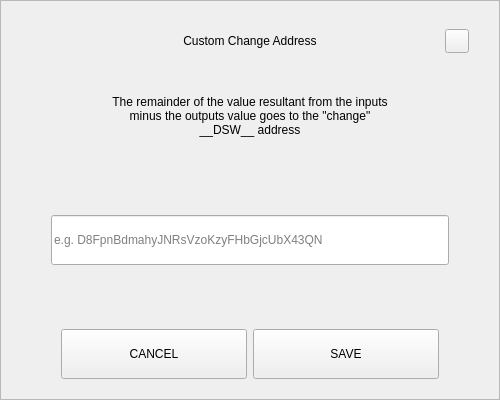
The window that src/qt/pivx/forms/sendchangeaddressdialog.ui (decenomy/DSW) describes before a commit, drawn with Qt 5.
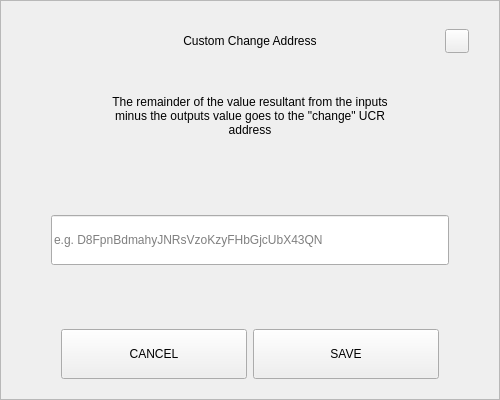
The same window after the commit.

What changed in the file:
```diff
--- a/src/qt/pivx/forms/sendchangeaddressdialog.ui
+++ b/src/qt/pivx/forms/sendchangeaddressdialog.ui
@@ -164,7 +164,7 @@
          </size>
         </property>
         <property name="text">
-         <string>The remainder of the value resultant from the inputs minus the outputs value goes to the &quot;change&quot; __DSW__ address</string>
+         <string>The remainder of the value resultant from the inputs minus the outputs value goes to the &quot;change&quot; UCR address</string>
         </property>
         <property name="alignment">
          <set>Qt::AlignCenter</set>
```
